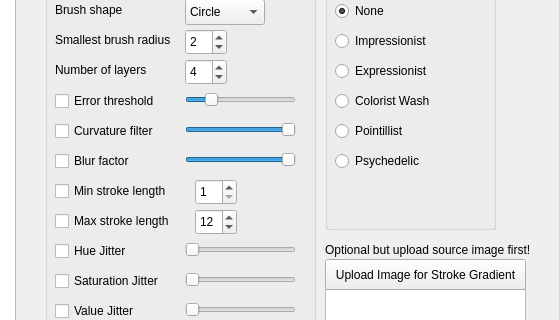
Qt form assignment_package/forms/mainwindow.ui (sharond106/Senior-Design) before a commit; both pictures show x 815 to 1374 and y 140 to 460 of the 1374 by 729 pixel window.
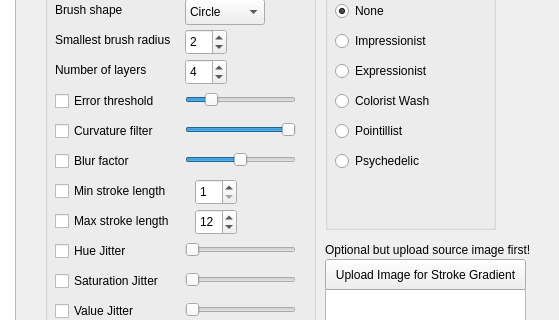
The same form after that commit.

```diff
--- a/assignment_package/forms/mainwindow.ui
+++ b/assignment_package/forms/mainwindow.ui
@@ -593,10 +593,10 @@
       <number>1</number>
      </property>
      <property name="value">
-      <number>10</number>
+      <number>5</number>
      </property>
      <property name="sliderPosition">
-      <number>10</number>
+      <number>5</number>
      </property>
      <property name="orientation">
       <enum>Qt::Horizontal</enum>
```
Left out of the diff: 2 changed lines with no effect on the pictures.
